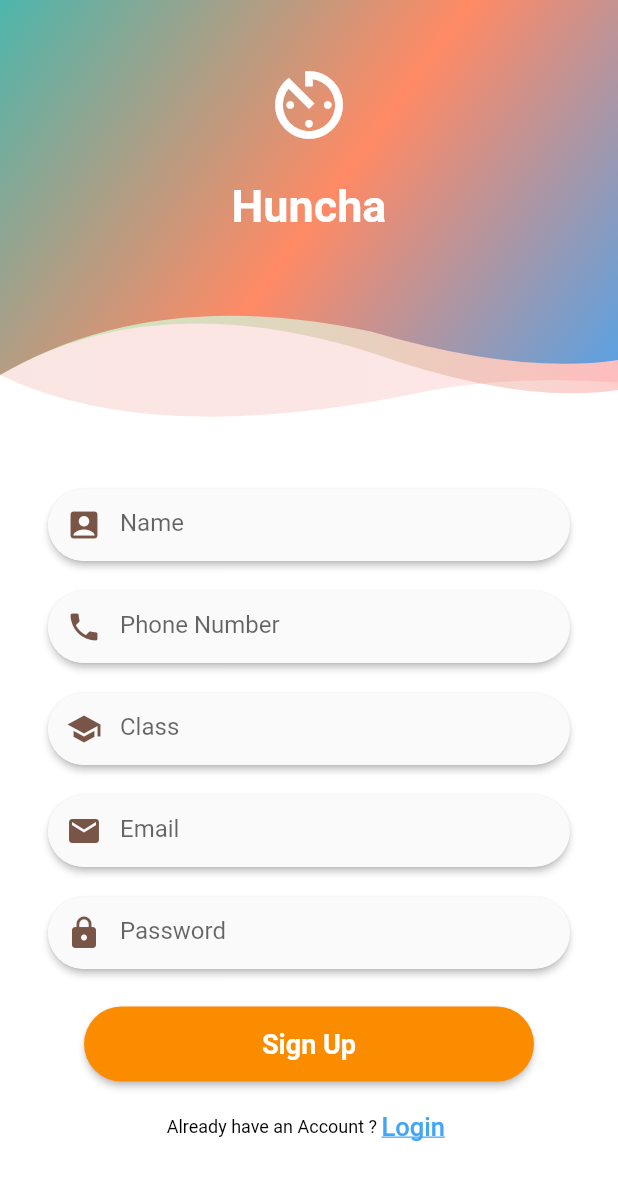
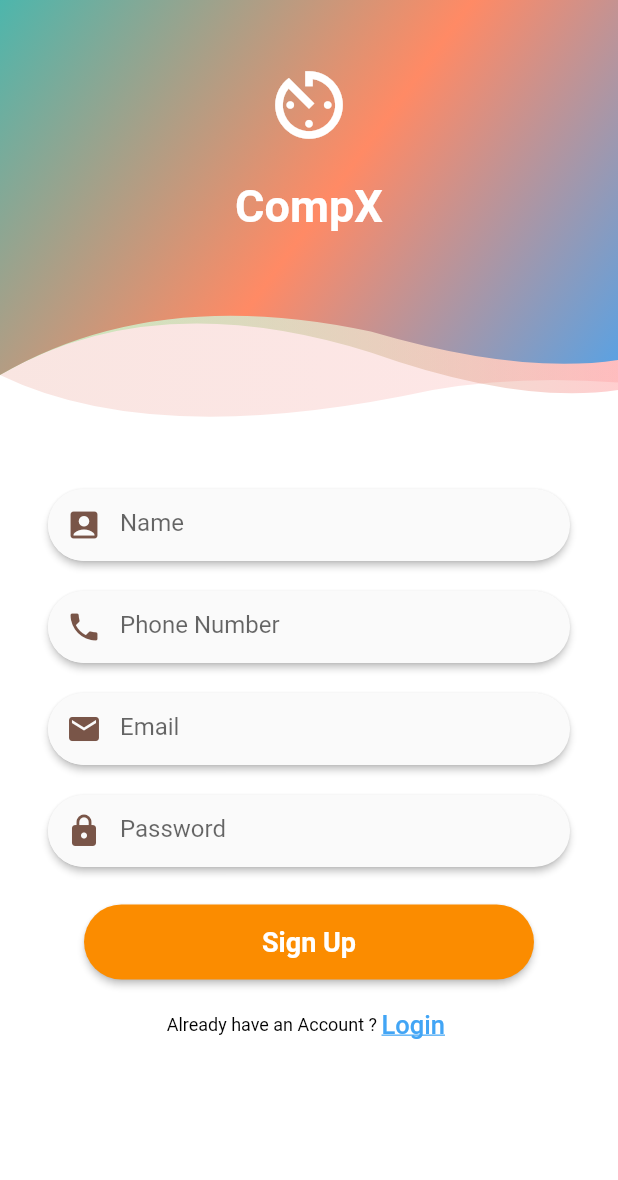
Before and after one commit to Ritik488/CompX, a Flutter app: the screen it shows after launch, after a tap on "Login", after a tap on "Sign Up", on a phone screen of 412 x 824 dp. Shown: the top 1180 px of the screen. Run offline on Flutter 3.47's test engine with Material 2 defaults, Android fonts, the phone set to English and light mode, and no system bars; drawn by our look-alikes of rounded_loading_button; our stand-ins replace dio, image_picker, shared_preferences; missing offline and left inert: loading; accounts and stored records are empty; network calls fail.

Commit message:
User Complete

```diff
--- a/lib/Models/MainUser.dart
+++ b/lib/Models/User/MainUser.dart
@@ -24,17 +24,15 @@ class User {
   String name;
   String email;
   int role;
-  String uclass;
   String phoneno;
 
-  User({this.sId, this.name, this.email, this.role, this.uclass, this.phoneno});
+  User({this.sId, this.name, this.email, this.role, this.phoneno});
 
   User.fromJson(Map<String, dynamic> json) {
     sId = json['_id'];
     name = json['name'];
     email = json['email'];
     role = json['role'];
-    uclass = json['Uclass'];
     phoneno = json['phoneno'];
   }
 
@@ -44,7 +42,6 @@ class User {
     data['name'] = this.name;
     data['email'] = this.email;
     data['role'] = this.role;
-    data['Uclass'] = this.uclass;
     data['phoneno'] = this.phoneno;
     return data;
   }
--- a/lib/Models/userModel.dart
+++ b/lib/Models/User/userModel.dart
@@ -2,16 +2,14 @@ class UserModel {
 	String name;
 	String email;
 	String phoneno;
-	String clas;
 	String id;
 
-	UserModel({this.name, this.email, this.phoneno, this.clas, this.id});
+	UserModel({this.name, this.email, this.phoneno,  this.id});
 
 	UserModel.fromJson(Map<String, dynamic> json) {
 		name = json['name'];
 		email = json['email'];
 		phoneno = json['phoneno'];
-		clas = json['class'];
 		id = json['id'];
 	}
 
@@ -20,7 +18,6 @@ class UserModel {
 		data['name'] = this.name;
 		data['email'] = this.email;
 		data['phoneno'] = this.phoneno;
-		data['class'] = this.clas;
 		data['id'] = this.id;
 		return data;
 	}
--- a/lib/Screens/HomePage.dart
+++ b/lib/Screens/User/HomePage.dart
@@ -2,8 +2,8 @@ import 'dart:convert';
 
 import 'package:flutter/material.dart';
 import 'package:huncha/Helper/navigation.dart';
-import 'package:huncha/Models/MainUser.dart';
-import 'package:huncha/Screens/Competitions.dart';
+import 'package:huncha/Models/User/MainUser.dart';
+import 'package:huncha/Screens/User/Competitions.dart';
 import 'package:huncha/Widgets/drawer.dart';
 import 'package:shared_preferences/shared_preferences.dart';
 
@@ -16,6 +16,7 @@ class _HomePageState extends State<HomePage> {
   MainUser userData;
   String username;
   String userMail;
+  String userId;
   getUSerDetails() async {
     SharedPreferences pref = await SharedPreferences.getInstance();
     String userResponse = pref.getString('Uresponse');
@@ -23,6 +24,7 @@ class _HomePageState extends State<HomePage> {
     setState(() {
       username = userData.user.name;
       userMail = userData.user.email;
+      userId = userData.user.sId;
     });
   }
 
@@ -40,7 +42,7 @@ class _HomePageState extends State<HomePage> {
           backgroundColor: Colors.pink[900],
           elevation: 10.0,
           title: Text(
-            'Huncha',
+            'CompX',
             style: TextStyle(fontSize: 20.0),
           ),
           centerTitle: true,
@@ -48,6 +50,7 @@ class _HomePageState extends State<HomePage> {
         drawer: DrawerWidget(
           name: username,
           email: userMail,
+          userId: userId,
         ),
         body: Center(
           child: Container(
@@ -57,7 +60,7 @@ class _HomePageState extends State<HomePage> {
                   RichText(
                     textAlign: TextAlign.center,
                     text: TextSpan(
-                      text: 'Huncha \n',
+                      text: 'CompX \n',
                       style: TextStyle(
                           fontSize: 50.0,
                           color: Colors.green[800],
@@ -67,16 +70,15 @@ class _HomePageState extends State<HomePage> {
                   RichText(
                     textAlign: TextAlign.left,
                     text: TextSpan(
-                        text: 'Huncha is a common Nepali word indicating an enthusiastic and positive response. Register and' +
-                            'upload your artwork here. All artistic expression is priceless, however sometimes feedback from others is helpflul' +
-                            ', so you will soon be able to get reviews by Huncha members and artists.\n \n',
+                        text:
+                            'Thanks for downloading this app, you can participate in the competitions running at the moment..' +
+                                'Please share your entries \n \n',
                         style: TextStyle(
                             fontSize: 20.0,
                             color: Colors.black,
                             fontWeight: FontWeight.normal)),
                   ),
                   SizedBox(
-
                       height: 60.0,
                       width: MediaQuery.of(context).size.width,
                       child: RaisedButton(
@@ -84,13 +86,17 @@ class _HomePageState extends State<HomePage> {
                         highlightElevation: 30.0,
                         disabledElevation: 10.0,
                         focusElevation: 10.0,
-                        child: Text('New Competitions',
+                        child: Text('Submit your entry',
                             style: TextStyle(
                                 fontSize: 20.0,
                                 color: Colors.white,
                                 fontWeight: FontWeight.normal)),
                         color: Colors.pinkAccent[400],
-                        onPressed: ()=>changeScreen(context, Competitions(userId: userData.user.sId,)),
+                        onPressed: () => changeScreen(
+                            context,
+                            Competitions(
+                              userId: userData.user.sId,
+                            )),
                       ))
                 ],
               )),
--- a/lib/Screens/login.dart
+++ b/lib/Screens/login.dart
@@ -4,7 +4,7 @@ import 'package:flutter/material.dart';
 import 'package:huncha/Helper/RequestHttp.dart';
 import 'package:huncha/Helper/apis.dart';
 import 'package:huncha/Helper/navigation.dart';
-import 'package:huncha/Screens/HomePage.dart';
+import 'package:huncha/Screens/User/HomePage.dart';
 import 'package:huncha/Screens/signup.dart';
 import 'package:rounded_loading_button/rounded_loading_button.dart';
 
@@ -15,12 +15,12 @@ class LoginPage extends StatefulWidget {
 }
 
 class _LoginPageState extends State<LoginPage> {
-
   final _formKey = GlobalKey<FormState>();
   final RoundedLoadingButtonController _btnController =
       new RoundedLoadingButtonController();
   String email;
   String password;
+  bool error = false;
 
   String validateEmail(String value) {
     Pattern pattern =
@@ -35,21 +35,23 @@ class _LoginPageState extends State<LoginPage> {
   void _validateInputs() async {
     if (_formKey.currentState.validate()) {
       _formKey.currentState.save();
-      String loginContents = await loginhttp(LOGIN, email, password);
-      if (loginContents == null) {
+      bool loginContents = await loginhttp(LOGIN, email, password);
+      if (loginContents == false) {
         setState(() {
           _btnController.reset();
+          error = true;
         });
-      }else{
+      } else {
         _btnController.success();
         Timer(Duration(seconds: 1),
-              () => changeScreen(context, HomePage()));
+            () => changeScreenRepacement(context, HomePage()));
         _btnController.reset();
       }
-    }else{
+    } else {
       _btnController.reset();
     }
   }
+
   @override
   Widget build(BuildContext context) {
     return SafeArea(
@@ -98,7 +100,7 @@ class _LoginPageState extends State<LoginPage> {
                           height: 20,
                         ),
                         Text(
-                          "Huncha",
+                          "CompX",
                           style: TextStyle(
                               color: Colors.white,
                               fontWeight: FontWeight.w700,
@@ -111,42 +113,53 @@ class _LoginPageState extends State<LoginPage> {
                     decoration: BoxDecoration(
                         gradient: LinearGradient(
                             begin: Alignment.topLeft,
-                          end:Alignment.bottomRight,
-                            colors: [Colors.teal[300], Colors.deepOrange[300], Colors.blue[400]] )),
+                            end: Alignment.bottomRight,
+                            colors: [
+                          Colors.teal[300],
+                          Colors.deepOrange[300],
+                          Colors.blue[400]
+                        ])),
                   ),
                 ),
               ],
             ),
+            error
+                ? Center(
+                    child: Text("Please Check your email or password",
+                        style: TextStyle(color: Colors.red, fontSize: 15.0)))
+                : Text(''),
             SizedBox(
               height: 30,
             ),
             Form(
                 key: _formKey,
-              child: Column(children: <Widget>[
+                child: Column(
+                  children: <Widget>[
                     Padding(
                       padding: EdgeInsets.symmetric(horizontal: 32),
                       child: Material(
                         elevation: 2.0,
                         borderRadius: BorderRadius.all(Radius.circular(30)),
                         child: TextFormField(
-                  onChanged: (String value){},
+                          onChanged: (String value) {},
                           cursorColor: Colors.deepOrange,
                           decoration: InputDecoration(
                               hintText: "Email",
                               prefixIcon: Material(
                                 elevation: 0,
-                        borderRadius: BorderRadius.all(Radius.circular(30)),
+                                borderRadius:
+                                    BorderRadius.all(Radius.circular(30)),
                                 child: Icon(
                                   Icons.email,
                                   color: Colors.brown,
                                 ),
                               ),
                               border: InputBorder.none,
-                      contentPadding:
-                          EdgeInsets.symmetric(horizontal: 25, vertical: 13)),
+                              contentPadding: EdgeInsets.symmetric(
+                                  horizontal: 25, vertical: 13)),
                           validator: validateEmail,
-                      onSaved: (value){
-                        email=value;
+                          onSaved: (value) {
+                            email = value;
                           },
                         ),
                       ),
@@ -160,26 +173,27 @@ class _LoginPageState extends State<LoginPage> {
                         elevation: 2.0,
                         borderRadius: BorderRadius.all(Radius.circular(30)),
                         child: TextFormField(
-                  onChanged: (String value){},
+                          onChanged: (String value) {},
                           cursorColor: Colors.deepOrange,
                           decoration: InputDecoration(
                               hintText: "Password",
                               prefixIcon: Material(
                                 elevation: 0,
-                        borderRadius: BorderRadius.all(Radius.circular(30)),
+                                borderRadius:
+                                    BorderRadius.all(Radius.circular(30)),
                                 child: Icon(
                                   Icons.lock,
                                   color: Colors.brown,
                                 ),
                               ),
                               border: InputBorder.none,
-                      contentPadding:
-                          EdgeInsets.symmetric(horizontal: 25, vertical: 13)),
-                      validator: (val)=>val.isEmpty || val.length < 4
+                              contentPadding: EdgeInsets.symmetric(
+                                  horizontal: 25, vertical: 13)),
+                          validator: (val) => val.isEmpty || val.length < 4
                               ? 'Enter a valid password'
                               : null,
-                      onSaved: (value){
-                        password=value;
+                          onSaved: (value) {
+                            password = value;
                           },
                         ),
                       ),
@@ -203,25 +217,45 @@ class _LoginPageState extends State<LoginPage> {
                             _validateInputs();
                           },
                         )),
-              ],)
+                  ],
+                )),
+            SizedBox(
+              height: 20,
             ),
-                SizedBox(height: 20,),
             Center(
-              child: Text("FORGOT PASSWORD ?", style: TextStyle(color:Colors.blue[400],fontSize: 12 ,fontWeight: FontWeight.w700),),
+              child: Text(
+                "FORGOT PASSWORD ?",
+                style: TextStyle(
+                    color: Colors.blue[400],
+                    fontSize: 12,
+                    fontWeight: FontWeight.w700),
               ),
-            SizedBox(height: 40,),
+            ),
+            SizedBox(
+              height: 40,
+            ),
             Row(
               mainAxisAlignment: MainAxisAlignment.center,
               children: <Widget>[
-                Text("Don't have an Account ? ", style: TextStyle(color:Colors.black,fontSize: 12 ,fontWeight: FontWeight.normal),),
+                Text(
+                  "Don't have an Account ? ",
+                  style: TextStyle(
+                      color: Colors.black,
+                      fontSize: 12,
+                      fontWeight: FontWeight.normal),
+                ),
                 InkWell(
-                  onTap: (){
+                    onTap: () {
                       changeScreen(context, SignUpPage());
                     },
-                  child: Text("Sign Up ", style: TextStyle(color:Colors.blue[400], fontWeight: FontWeight.w500,fontSize: 12, decoration: TextDecoration.underline ))),
-
+                    child: Text("Sign Up ",
+                        style: TextStyle(
+                            color: Colors.blue[400],
+                            fontWeight: FontWeight.w500,
+                            fontSize: 12,
+                            decoration: TextDecoration.underline))),
               ],
-            )
+            ),
           ],
         ),
       ),
--- a/lib/Screens/signup.dart
+++ b/lib/Screens/signup.dart
@@ -1,6 +1,5 @@
 import 'package:flutter/material.dart';
 import 'package:huncha/Helper/RequestHttp.dart';
-import 'package:huncha/Helper/apis.dart';
 import 'package:huncha/Helper/navigation.dart';
 import 'package:huncha/Screens/login.dart';
 import 'package:rounded_loading_button/rounded_loading_button.dart';
@@ -20,7 +19,6 @@ class _SignUpPageState extends State<SignUpPage> {
   String clas;
   String email;
   String password;
-
   bool succes = false;
   String validateEmail(String value) {
     Pattern pattern =
@@ -42,7 +40,7 @@ class _SignUpPageState extends State<SignUpPage> {
   void _validateInputs() async {
     if (_formKey.currentState.validate()) {
       _formKey.currentState.save();
-      String signupContents = await signupHttp(name, email, password, phoneNo, clas);
+      String signupContents = await signupHttp(name, email, password, phoneNo);
       if (signupContents == null) {
         setState(() {
           _btnController.reset();
@@ -107,7 +105,7 @@ class _SignUpPageState extends State<SignUpPage> {
                           height: 20,
                         ),
                         Text(
-                          "Huncha",
+                          "CompX",
                           style: TextStyle(
                               color: Colors.white,
                               fontWeight: FontWeight.w700,
@@ -208,39 +206,39 @@ class _SignUpPageState extends State<SignUpPage> {
                         ),
                       ),
                     ),
-                    SizedBox(
-                      height: 20,
-                    ),
-                    Padding(
-                      padding: EdgeInsets.symmetric(horizontal: 32),
-                      child: Material(
-                        elevation: 2.0,
-                        borderRadius: BorderRadius.all(Radius.circular(30)),
-                        child: TextFormField(
-                          onChanged: (String value) {},
-                          cursorColor: Colors.deepOrange,
-                          decoration: InputDecoration(
-                              hintText: "Class",
-                              prefixIcon: Material(
-                                elevation: 0,
-                                borderRadius:
-                                    BorderRadius.all(Radius.circular(30)),
-                                child: Icon(
-                                  Icons.school,
-                                  color: Colors.brown,
-                                ),
-                              ),
-                              border: InputBorder.none,
-                              contentPadding: EdgeInsets.symmetric(
-                                  horizontal: 25, vertical: 13)),
-                          validator: (value) =>
-                              value.isEmpty ? 'Enter a valid class' : null,
-                          onSaved: (value) {
-                            clas = value ;
-                          },
-                        ),
-                      ),
-                    ),
+                    // SizedBox(
+                    //   height: 20,
+                    // ),
+                    // Padding(
+                    //   padding: EdgeInsets.symmetric(horizontal: 32),
+                    //   child: Material(
+                    //     elevation: 2.0,
+                    //     borderRadius: BorderRadius.all(Radius.circular(30)),
+                    //     child: TextFormField(
+                    //       onChanged: (String value) {},
+                    //       cursorColor: Colors.deepOrange,
+                    //       decoration: InputDecoration(
+                    //           hintText: "Class",
+                    //           prefixIcon: Material(
+                    //             elevation: 0,
+                    //             borderRadius:
+                    //                 BorderRadius.all(Radius.circular(30)),
+                    //             child: Icon(
+                    //               Icons.school,
+                    //               color: Colors.brown,
+                    //             ),
+                    //           ),
+                    //           border: InputBorder.none,
+                    //           contentPadding: EdgeInsets.symmetric(
+                    //               horizontal: 25, vertical: 13)),
+                    //       validator: (value) =>
+                    //           value.isEmpty ? 'Enter a valid class' : null,
+                    //       onSaved: (value) {
+                    //         clas = value ;
+                    //       },
+                    //     ),
+                    //   ),
+                    // ),
                     SizedBox(
                       height: 20,
                     ),
--- a/lib/main.dart
+++ b/lib/main.dart
@@ -1,8 +1,7 @@
 import 'package:flutter/material.dart';
-import 'package:huncha/Screens/HomePage.dart';
+import 'package:huncha/Screens/User/HomePage.dart';
 import 'package:huncha/Screens/login.dart';
 import 'package:shared_preferences/shared_preferences.dart';
-
 
 void main() {
   runApp(MyApp());
@@ -15,7 +14,6 @@ class MyApp extends StatelessWidget {
     return MaterialApp(
       title: 'Flutter Demo',
       theme: ThemeData(
-
         primarySwatch: Colors.blue,
       ),
       home: Controller(),
@@ -25,7 +23,6 @@ class MyApp extends StatelessWidget {
 }
 
 class Controller extends StatefulWidget {
-
   @override
   _ControllerState createState() => _ControllerState();
 }
--- a/pubspec.yaml
+++ b/pubspec.yaml
@@ -16,7 +16,6 @@ dependencies:
   shared_preferences: ^0.5.7+2
   http: ^0.12.1
   rounded_loading_button: ^1.0.6
-  cloudinary_client: ^0.0.9
   image_picker: ^0.6.7+2
   loading: ^1.0.2
   dio: ^3.0.9
```
Also changed, not shown: lib/Helper/RequestHttp.dart (+17 -25 lines), lib/Screens/User/Competitions.dart (renamed from lib/Screens/Competitions.dart, +19 -13 lines), lib/Screens/User/UploadEntries.dart (renamed from lib/Screens/UploadImage.dart, +3 -4 lines), lib/Screens/User/competitionDescription.dart (renamed from lib/Screens/competitionDescription.dart, +4 -3 lines), lib/Widgets/drawer.dart (+30 -41 lines), lib/Models/User/CompetitionsModel.dart (renamed from lib/Models/CompetitionsModel.dart), lib/Screens/Admin/adminHome.dart (added), pubspec.lock, 9 other files. Lines whose indentation alone changed are shown as unchanged.
